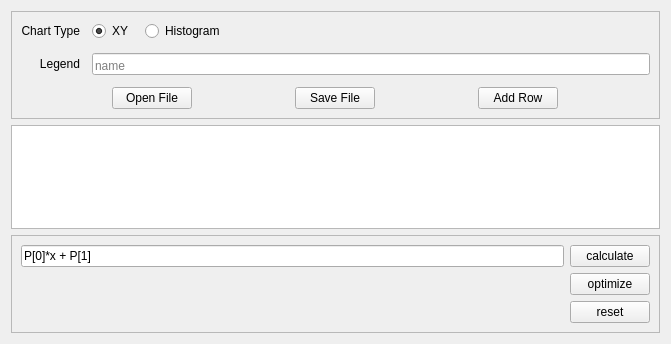
This is WWplot/ui/table.ui in wwmm/wwplot as Qt 5 draws it before an edit. The edited form follows.
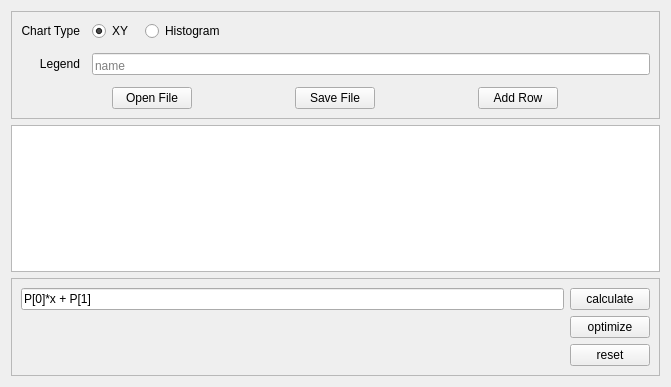
This is the edited form.

Commit message: making sure the tables cells values are fully visible

What changed in the file:
```diff
--- a/WWplot/ui/table.ui
+++ b/WWplot/ui/table.ui
@@ -7,7 +7,7 @@
     <x>0</x>
     <y>0</y>
     <width>671</width>
-    <height>344</height>
+    <height>387</height>
    </rect>
   </property>
   <property name="sizePolicy">
@@ -67,8 +67,11 @@
      <property name="cornerButtonEnabled">
       <bool>true</bool>
      </property>
+     <attribute name="horizontalHeaderMinimumSectionSize">
+      <number>120</number>
+     </attribute>
      <attribute name="horizontalHeaderStretchLastSection">
-      <bool>false</bool>
+      <bool>true</bool>
      </attribute>
      <attribute name="verticalHeaderVisible">
       <bool>true</bool>
```
Left out of the diff: 28 changed lines with no effect on the pictures.
